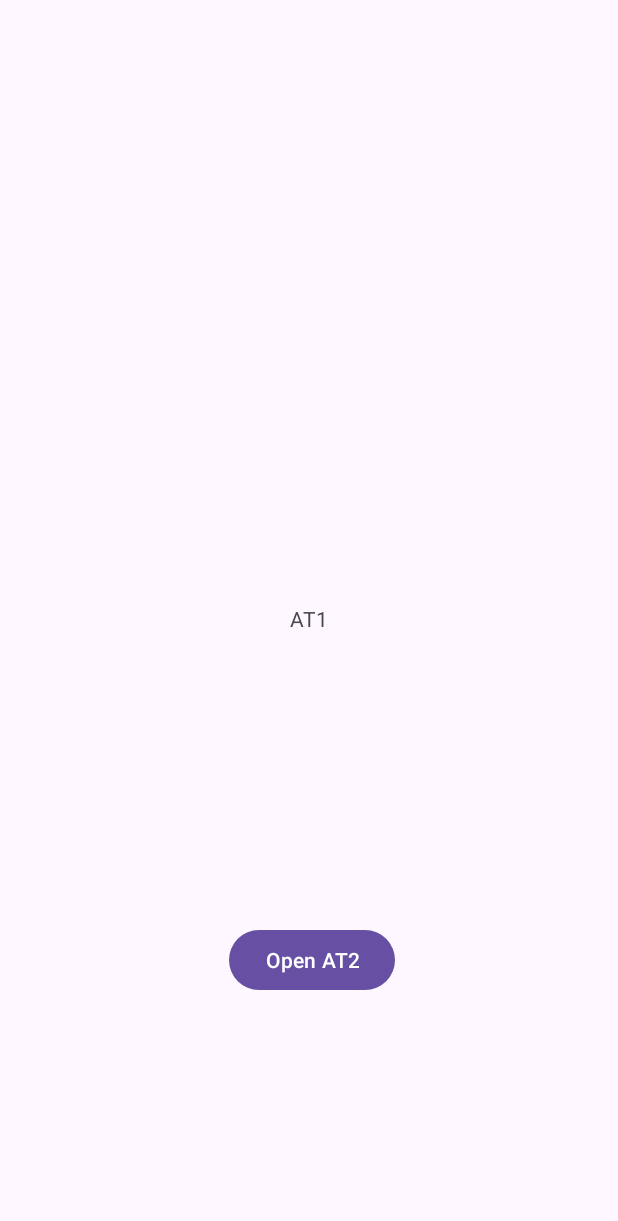
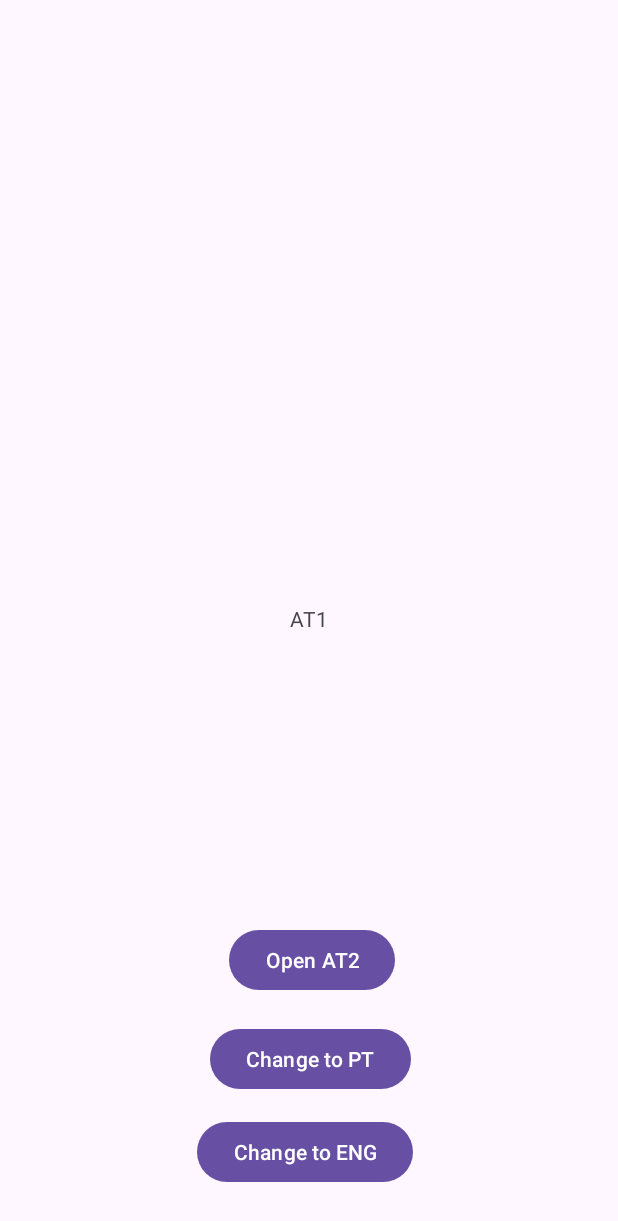
Before and after one commit to lopesnuno/lab1, an Android app: the screen it shows after launch (MainActivity), on a phone screen of 412 x 824 dp. Shown: the top 1221 px of the screen. Run offline under Robolectric (Android 15) with nearby library versions, the phone set to English and light mode, and no system bars.

Commit message:
Change language

```diff
--- a/app/src/main/java/com/example/labs/MainActivity.kt
+++ b/app/src/main/java/com/example/labs/MainActivity.kt
@@ -7,9 +7,12 @@ import androidx.activity.enableEdgeToEdge
 import androidx.appcompat.app.AppCompatActivity
 import androidx.core.view.ViewCompat
 import androidx.core.view.WindowInsetsCompat
+import java.util.Locale
 
 class MainActivity : AppCompatActivity() {
     private lateinit var button: Button
+    private lateinit var buttonPT: Button
+    private lateinit var buttonENG: Button
 
     override fun onCreate(savedInstanceState: Bundle?) {
         super.onCreate(savedInstanceState)
@@ -22,10 +25,32 @@ class MainActivity : AppCompatActivity() {
         }
 
         button = findViewById(R.id.button);
+        buttonPT = findViewById(R.id.ptButton);
+        buttonENG = findViewById(R.id.engButton);
 
         button.setOnClickListener {
             val intent = Intent(this, AT2::class.java)
             startActivity(intent)
         }
+
+        buttonPT.setOnClickListener {
+            setLanguage("pt")
+        }
+
+        buttonENG.setOnClickListener {
+            setLanguage("eng")
+        }
+    }
+
+    private fun setLanguage(languageCode: String) {
+        val locale = Locale(languageCode)
+        Locale.setDefault(locale)
+        val configuration = resources.configuration
+        configuration.setLocale(locale)
+
+        val context = createConfigurationContext(configuration)
+        resources.updateConfiguration(configuration, resources.displayMetrics)
+
+        recreate() // Recreate the activity to reflect the change
     }
 }
--- a/app/src/main/res/layout-land/activity_main.xml
+++ b/app/src/main/res/layout-land/activity_main.xml
@@ -15,20 +15,50 @@
         app:layout_constraintBottom_toBottomOf="parent"
         app:layout_constraintEnd_toEndOf="parent"
         app:layout_constraintStart_toStartOf="parent"
-        app:layout_constraintTop_toTopOf="parent" />
+        app:layout_constraintTop_toTopOf="parent"
+        app:layout_constraintVertical_bias="0.193" />
+
+    <Button
+        android:id="@+id/engButton"
+        android:layout_width="wrap_content"
+        android:layout_height="wrap_content"
+        android:layout_marginStart="131dp"
+        android:layout_marginEnd="136dp"
+        android:layout_marginBottom="32dp"
+        android:text="@string/change_to_eng"
+        app:layout_constraintBottom_toBottomOf="parent"
+        app:layout_constraintEnd_toEndOf="parent"
+        app:layout_constraintHorizontal_bias="0.507"
+        app:layout_constraintStart_toStartOf="parent" />
 
     <Button
         android:id="@+id/button"
         android:layout_width="wrap_content"
         android:layout_height="wrap_content"
         android:layout_marginStart="310dp"
-        android:layout_marginTop="68dp"
+        android:layout_marginTop="36dp"
         android:layout_marginEnd="310dp"
-        android:layout_marginBottom="79dp"
+        android:layout_marginBottom="112dp"
         android:text="@string/open_at2"
         app:layout_constraintBottom_toBottomOf="parent"
         app:layout_constraintEnd_toEndOf="parent"
+        app:layout_constraintHorizontal_bias="0.0"
         app:layout_constraintStart_toStartOf="parent"
         app:layout_constraintTop_toBottomOf="@+id/textView" />
 
+    <Button
+        android:id="@+id/ptButton"
+        android:layout_width="wrap_content"
+        android:layout_height="wrap_content"
+        android:layout_marginStart="138dp"
+        android:layout_marginTop="12dp"
+        android:layout_marginEnd="138dp"
+        android:layout_marginBottom="18dp"
+        android:text="@string/change_to_pt"
+        app:layout_constraintBottom_toTopOf="@+id/engButton"
+        app:layout_constraintEnd_toEndOf="parent"
+        app:layout_constraintStart_toStartOf="parent"
+        app:layout_constraintTop_toBottomOf="@+id/button"
+        app:layout_constraintVertical_bias="0.692" />
+
 </androidx.constraintlayout.widget.ConstraintLayout>
--- a/app/src/main/res/layout/activity_main.xml
+++ b/app/src/main/res/layout/activity_main.xml
@@ -32,4 +32,33 @@
         app:layout_constraintTop_toBottomOf="@+id/textView"
         app:layout_constraintVertical_bias="1.0" />
 
+    <Button
+        android:id="@+id/ptButton"
+        android:layout_width="wrap_content"
+        android:layout_height="wrap_content"
+        android:layout_marginStart="138dp"
+        android:layout_marginTop="18dp"
+        android:layout_marginEnd="138dp"
+        android:layout_marginBottom="18dp"
+        android:text="@string/change_to_pt"
+        app:layout_constraintBottom_toTopOf="@+id/engButton"
+        app:layout_constraintEnd_toEndOf="parent"
+        app:layout_constraintHorizontal_bias="1.0"
+        app:layout_constraintStart_toStartOf="parent"
+        app:layout_constraintTop_toBottomOf="@+id/button"
+        app:layout_constraintVertical_bias="0.0" />
+
+    <Button
+        android:id="@+id/engButton"
+        android:layout_width="wrap_content"
+        android:layout_height="wrap_content"
+        android:layout_marginStart="131dp"
+        android:layout_marginEnd="136dp"
+        android:layout_marginBottom="32dp"
+        android:text="@string/change_to_eng"
+        app:layout_constraintBottom_toBottomOf="parent"
+        app:layout_constraintEnd_toEndOf="parent"
+        app:layout_constraintHorizontal_bias="0.0"
+        app:layout_constraintStart_toStartOf="parent" />
+
 </androidx.constraintlayout.widget.ConstraintLayout>
--- a/app/src/main/res/values/strings.xml
+++ b/app/src/main/res/values/strings.xml
@@ -5,4 +5,6 @@
     <string name="close_at2">Close AT2</string>
     <string name="open_at2">Open AT2</string>
     <string name="student_info">Name: Nuno Lopes\nAge: 22\nNumber: 24897</string>
+    <string name="change_to_pt">Change to PT</string>
+    <string name="change_to_eng">Change to ENG</string>
 </resources>
```
Also changed, not shown: 1 other file.
